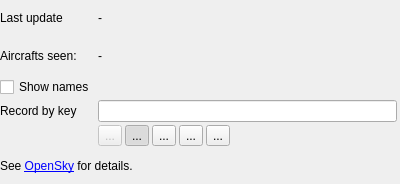
The window that src/qmapshack/realtime/opensky/IRtOpenSkyInfo.ui (Maproom/qmapshack) describes before a commit, drawn with Qt 5.
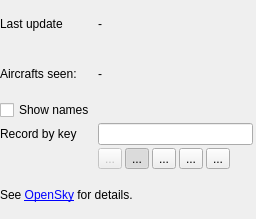
The same window after the commit. Icons and pictures are not drawn.

What changed in the file:
```diff
--- a/src/qmapshack/realtime/opensky/IRtOpenSkyInfo.ui
+++ b/src/qmapshack/realtime/opensky/IRtOpenSkyInfo.ui
@@ -6,8 +6,8 @@
    <rect>
     <x>0</x>
     <y>0</y>
-    <width>400</width>
-    <height>184</height>
+    <width>256</width>
+    <height>219</height>
    </rect>
   </property>
   <property name="windowTitle">
```
Left out of the diff: 2 changed lines with no effect on the pictures.
